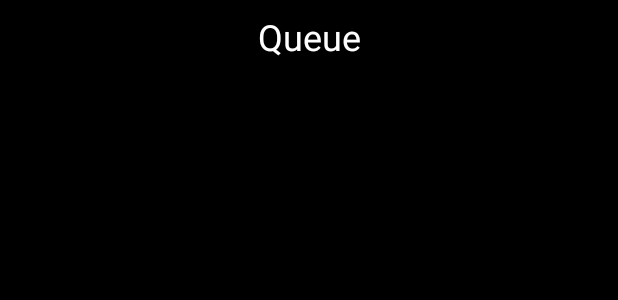
After one commit to france-workmail/MusifyApp, an Android app: the layout activity_track_queue.xml on its own in the app's theme, with its tools: preview values and no code run, on a phone screen of 412 x 824 dp. The commit adds this screen. Shown: the top 300 px of the screen. Run offline under Robolectric (Android 15) with nearby library versions, the phone set to English and light mode, and no system bars.

Commit message:
Playlist queue page addition

```diff
--- a/app/build.gradle
+++ b/app/build.gradle
@@ -45,6 +45,7 @@ dependencies {
     implementation files('libs/commons-io-2.6.jar')
 
     implementation 'com.google.firebase:firebase-database:16.0.6'
+    implementation 'com.android.support:recyclerview-v7:28.0.0'
 }
 repositories {
     mavenCentral()
--- a/app/src/main/AndroidManifest.xml
+++ b/app/src/main/AndroidManifest.xml
@@ -34,6 +34,9 @@
         <activity
             android:name=".PlayerActivity"
             android:theme="@style/FullScreen" />
+
+        <activity android:name=".TrackQueueActivity"
+            android:theme="@style/FullScreen" />
     </application>
 
 </manifest>
--- a/app/src/main/java/france/apps/musify/utils/MusifyPlayer.java
+++ b/app/src/main/java/france/apps/musify/utils/MusifyPlayer.java
@@ -95,7 +95,7 @@ public class MusifyPlayer {
     }
 
 
-    public static ArrayList<OnPlayerChangesListener> listeners = new ArrayList<>();
+    private static ArrayList<OnPlayerChangesListener> listeners = new ArrayList<>();
 
 
 
--- /dev/null
+++ b/app/src/main/res/layout/activity_track_queue.xml
@@ -0,0 +1,36 @@
+<?xml version="1.0" encoding="utf-8"?>
+<android.support.constraint.ConstraintLayout xmlns:android="http://schemas.android.com/apk/res/android"
+    xmlns:app="http://schemas.android.com/apk/res-auto"
+    xmlns:tools="http://schemas.android.com/tools"
+    android:layout_width="match_parent"
+    android:layout_height="match_parent"
+    android:background="@android:color/black"
+    tools:context=".TrackQueueActivity">
+
+    <android.support.v7.widget.RecyclerView
+        android:id="@+id/rvTrackList"
+        android:layout_width="0dp"
+        android:layout_height="0dp"
+        android:layout_marginStart="8dp"
+        android:layout_marginTop="8dp"
+        android:layout_marginEnd="8dp"
+        android:layout_marginBottom="8dp"
+        app:layout_constraintBottom_toBottomOf="parent"
+        app:layout_constraintEnd_toEndOf="parent"
+        app:layout_constraintStart_toStartOf="parent"
+        app:layout_constraintTop_toBottomOf="@+id/textView" />
+
+    <TextView
+        android:id="@+id/textView"
+        android:layout_width="wrap_content"
+        android:layout_height="wrap_content"
+        android:layout_marginStart="8dp"
+        android:layout_marginTop="8dp"
+        android:layout_marginEnd="8dp"
+        android:text="Queue"
+        android:textColor="@android:color/white"
+        android:textSize="24sp"
+        app:layout_constraintEnd_toEndOf="parent"
+        app:layout_constraintStart_toStartOf="parent"
+        app:layout_constraintTop_toTopOf="parent" />
+</android.support.constraint.ConstraintLayout>
```
Also changed, not shown: app/src/main/java/france/apps/musify/PlayerActivity.kt (+7 -3 lines), app/src/main/java/france/apps/musify/TrackQueueActivity.kt (added, +180 -0 lines), app/src/main/res/layout-land/activity_player.xml (+6 -8 lines), app/src/main/res/layout/activity_player.xml (+6 -5 lines), app/src/main/res/layout/item_list_track.xml (added, +76 -0 lines).
